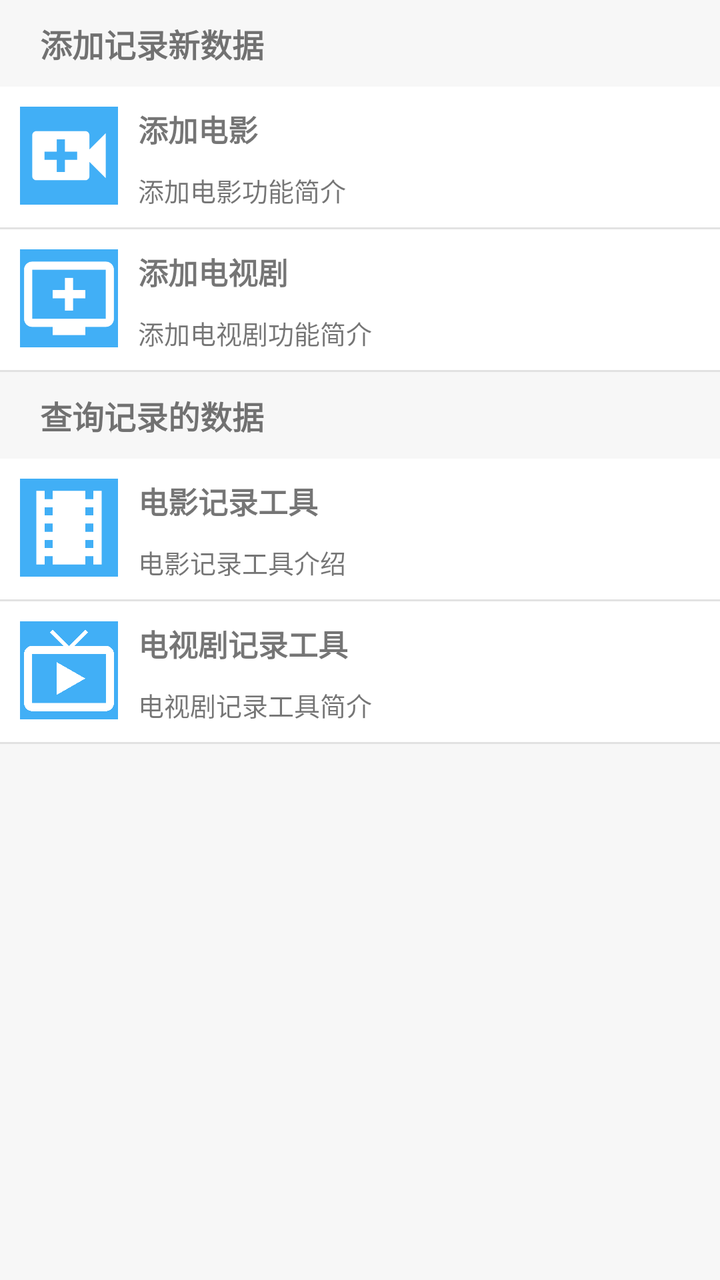
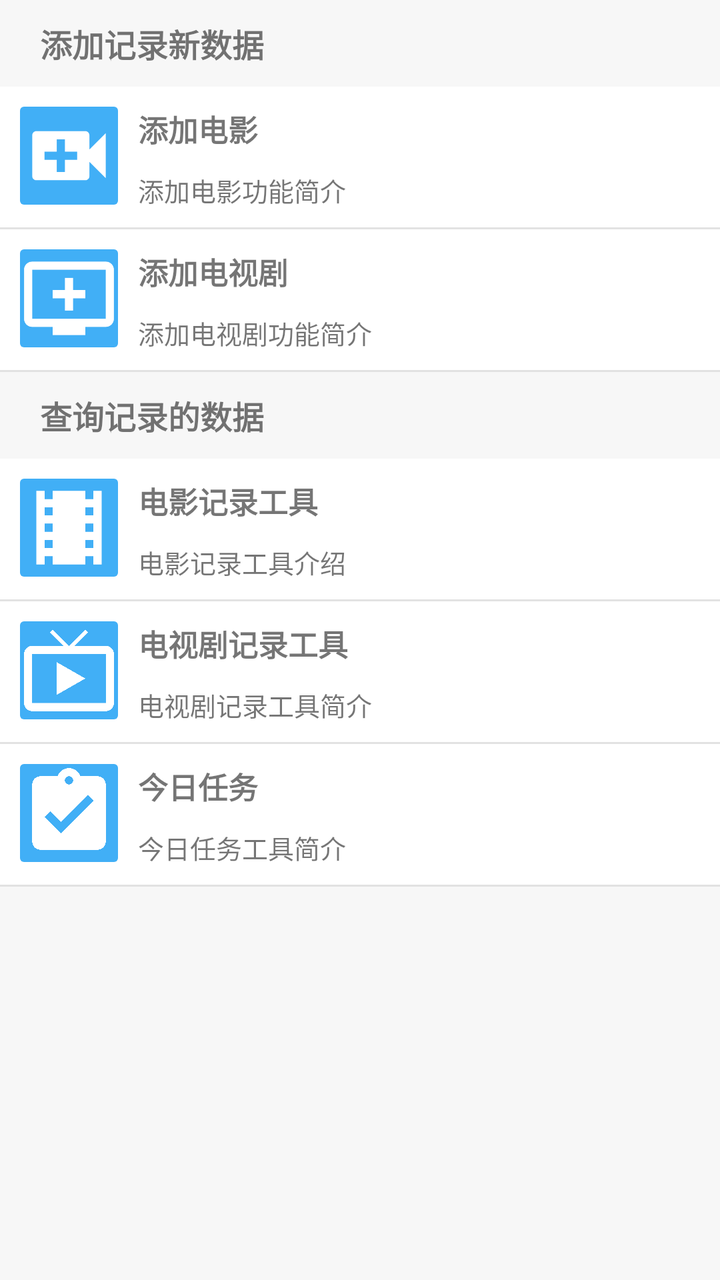

Two renders of the same Android screen: before a commit and after it. Below are the layout's source before the change and the commit's diff.
<!-- AndroidManifest.xml: application theme AppTheme -->
<!-- res/layout/fragment_apps.xml -->
<ScrollView xmlns:android="http://schemas.android.com/apk/res/android"
            xmlns:tools="http://schemas.android.com/tools"
            android:layout_width="match_parent"
            android:layout_height="match_parent"
            android:background="@color/colorGrayF7"
            tools:context="cn.sixlab.app.mineapps.ft.AppsFragment">

    <LinearLayout
        android:orientation="vertical"
        android:layout_width="match_parent"
        android:layout_height="wrap_content">

        <TextView
            android:textStyle="bold"
            android:layout_marginTop="@dimen/line_margin"
            android:layout_marginBottom="@dimen/line_margin"
            android:layout_marginLeft="@dimen/head_margin_left"
            android:textSize="@dimen/line_head"
            android:layout_width="match_parent"
            android:layout_height="wrap_content"
            android:text="@string/head_apps_add"/>

        <LinearLayout
            android:id="@+id/apps_film_add"
            android:padding="@dimen/line_margin"
            android:background="@drawable/bg_white_list_e2_line"
            android:layout_width="match_parent"
            android:layout_height="wrap_content">

            <ImageView
                android:layout_width="@dimen/line_icon"
                android:layout_height="@dimen/line_icon"
                android:background="@color/colorPrimary"
                android:tint="@color/colorWhite"
                android:src="@drawable/ic_video_call_black_24dp"
                android:contentDescription="@string/apps_film_add"/>

            <LinearLayout
                android:layout_marginLeft="@dimen/line_margin"
                android:layout_width="match_parent"
                android:layout_height="wrap_content"
                android:orientation="vertical">

                <TextView
                    android:textStyle="bold"
                    android:layout_width="match_parent"
                    android:layout_height="wrap_content"
                    android:textSize="@dimen/line_title"
                    android:layout_marginBottom="@dimen/line_margin"
                    android:text="@string/apps_film_add"/>

                <TextView
                    android:textSize="@dimen/line_intro"
                    android:layout_width="match_parent"
                    android:layout_height="wrap_content"
                    android:text="@string/apps_film_add_info"/>
            </LinearLayout>

        </LinearLayout>

        <LinearLayout
            android:id="@+id/apps_show_add"
            android:padding="@dimen/line_margin"
            android:background="@drawable/bg_white_list_e2_line"
            android:layout_width="match_parent"
            android:layout_height="wrap_content">

            <ImageView
                android:layout_width="@dimen/line_icon"
                android:layout_height="@dimen/line_icon"
                android:background="@color/colorPrimary"
                android:tint="@color/colorWhite"
                android:src="@drawable/ic_add_to_queue_black_24dp"
                android:contentDescription="@string/apps_show_add"/>

            <LinearLayout
                android:layout_marginLeft="@dimen/line_margin"
                android:layout_width="match_parent"
                android:layout_height="wrap_content"
                android:orientation="vertical">

                <TextView
                    android:textStyle="bold"
                    android:layout_width="match_parent"
                    android:layout_height="wrap_content"
                    android:textSize="@dimen/line_title"
                    android:layout_marginBottom="@dimen/line_margin"
                    android:text="@string/apps_show_add"/>

                <TextView
                    android:textSize="@dimen/line_intro"
                    android:layout_width="match_parent"
                    android:layout_height="wrap_content"
                    android:text="@string/apps_show_add_info"/>
            </LinearLayout>

        </LinearLayout>

        <TextView
            android:textStyle="bold"
            android:layout_marginTop="@dimen/line_margin"
            android:layout_marginBottom="@dimen/line_margin"
            android:layout_marginLeft="@dimen/head_margin_left"
            android:textSize="@dimen/line_head"
            android:layout_width="match_parent"
            android:layout_height="wrap_content"
            android:text="@string/head_apps_list"/>

        <LinearLayout
            android:id="@+id/apps_film"
            android:padding="@dimen/line_margin"
            android:background="@drawable/bg_white_list_e2_line"
            android:layout_width="match_parent"
            android:layout_height="wrap_content">

            <ImageView
                android:layout_width="@dimen/line_icon"
                android:layout_height="@dimen/line_icon"
                android:background="@color/colorPrimary"
                android:tint="@color/colorWhite"
                android:src="@drawable/ic_local_movies_black_24dp"
                android:contentDescription="@string/apps_film"/>

            <LinearLayout
                android:layout_marginLeft="@dimen/line_margin"
                android:layout_width="match_parent"
                android:layout_height="wrap_content"
                android:orientation="vertical">

                <TextView
                    android:textStyle="bold"
                    android:layout_width="match_parent"
                    android:layout_height="wrap_content"
                    android:textSize="@dimen/line_title"
                    android:layout_marginBottom="@dimen/line_margin"
                    android:text="@string/apps_film"/>

                <TextView
                    android:textSize="@dimen/line_intro"
                    android:layout_width="match_parent"
                    android:layout_height="wrap_content"
                    android:text="@string/apps_film_info"/>
            </LinearLayout>

        </LinearLayout>

        <LinearLayout
            android:id="@+id/apps_show"
            android:padding="@dimen/line_margin"
            android:background="@drawable/bg_white_list_e2_line"
            android:layout_width="match_parent"
            android:layout_height="wrap_content">

            <ImageView
                android:layout_width="@dimen/line_icon"
                android:layout_height="@dimen/line_icon"
                android:background="@color/colorPrimary"
                android:tint="@color/colorWhite"
                android:src="@drawable/ic_live_tv_black_24dp"
                android:contentDescription="@string/apps_show"/>

            <LinearLayout
                android:layout_marginLeft="@dimen/line_margin"
                android:layout_width="match_parent"
                android:layout_height="wrap_content"
                android:orientation="vertical">

                <TextView
                    android:textStyle="bold"
                    android:layout_width="match_parent"
                    android:layout_height="wrap_content"
                    android:textSize="@dimen/line_title"
                    android:layout_marginBottom="@dimen/line_margin"
                    android:text="@string/apps_show"/>

                <TextView
                    android:textSize="@dimen/line_intro"
                    android:layout_width="match_parent"
                    android:layout_height="wrap_content"
                    android:text="@string/apps_show_info"/>
            </LinearLayout>

        </LinearLayout>

    </LinearLayout>

</ScrollView>
<!-- resources referenced by this layout -->
<resources>
  <color name="colorGrayF7">#F7F7F7</color>
  <color name="colorPrimary">#41AFF6</color>
  <color name="colorWhite">#FFFFFF</color>
  <dimen name="head_margin_left">20dp</dimen>
  <dimen name="line_head">16sp</dimen>
  <dimen name="line_icon">49dp</dimen>
  <dimen name="line_intro">13sp</dimen>
  <dimen name="line_margin">10dp</dimen>
  <dimen name="line_title">15sp</dimen>
  <!-- drawable bg_white_list_e2_line (drawable) -->
  <layer-list xmlns:android="http://schemas.android.com/apk/res/android" >
      
      <item>
          <shape>
              
              <solid android:color="@color/colorGrayE2"/>
          </shape>
      </item>
      
      <item android:bottom="1dp">
          <shape>
              
              <solid android:color="@color/colorWhite" />
          </shape>
      </item>
  
  </layer-list>
  <!-- drawable ic_local_movies_black_24dp (drawable) -->
  <vector xmlns:android="http://schemas.android.com/apk/res/android"
          android:width="24dp"
          android:height="24dp"
          android:viewportWidth="24.0"
          android:viewportHeight="24.0">
      <path
          android:fillColor="#FF000000"
          android:pathData="M18,3v2h-2L16,3L8,3v2L6,5L6,3L4,3v18h2v-2h2v2h8v-2h2v2h2L20,3h-2zM8,17L6,17v-2h2v2zM8,13L6,13v-2h2v2zM8,9L6,9L6,7h2v2zM18,17h-2v-2h2v2zM18,13h-2v-2h2v2zM18,9h-2L16,7h2v2z"/>
  </vector>
  <!-- drawable ic_video_call_black_24dp (drawable) -->
  <vector xmlns:android="http://schemas.android.com/apk/res/android"
          android:width="24dp"
          android:height="24dp"
          android:viewportWidth="24.0"
          android:viewportHeight="24.0">
      <path
          android:fillColor="#FF000000"
          android:pathData="M17,10.5V7c0,-0.55 -0.45,-1 -1,-1H4c-0.55,0 -1,0.45 -1,1v10c0,0.55 0.45,1 1,1h12c0.55,0 1,-0.45 1,-1v-3.5l4,4v-11l-4,4zM14,13h-3v3H9v-3H6v-2h3V8h2v3h3v2z"/>
  </vector>
  <string name="apps_film">电影记录工具</string>
  <string name="apps_film_add">添加电影</string>
  <string name="apps_film_add_info">添加电影功能简介</string>
  <string name="apps_film_info">电影记录工具介绍</string>
  <string name="apps_show">电视剧记录工具</string>
  <string name="apps_show_add">添加电视剧</string>
  <string name="apps_show_add_info">添加电视剧功能简介</string>
  <string name="apps_show_info">电视剧记录工具简介</string>
  <string name="head_apps_add">添加记录新数据</string>
  <string name="head_apps_list">查询记录的数据</string>
  <style name="AppTheme" parent="Theme.AppCompat.Light.DarkActionBar">
          
          <item name="colorPrimary">@color/colorPrimary</item>
          <item name="colorPrimaryDark">@color/colorPrimaryDark</item>
          <item name="colorAccent">@color/colorAccent</item>
      </style>
  <color name="colorGrayE2">#E2E2E2</color>
  <color name="colorPrimaryDark">#189df5</color>
  <color name="colorAccent">#48b463</color>
  <!-- unchanged entries left out for length: 2 -->
</resources>

<!-- the commit's change to res/layout/fragment_apps.xml (unified diff, before → after) -->
@@ -30,7 +30,7 @@
             <ImageView
                 android:layout_width="@dimen/line_icon"
                 android:layout_height="@dimen/line_icon"
-                android:background="@color/colorPrimary"
+                android:background="@drawable/bg_apps_btn"
                 android:tint="@color/colorWhite"
                 android:src="@drawable/ic_video_call_black_24dp"
                 android:contentDescription="@string/apps_film_add"/>
@@ -68,7 +68,7 @@
             <ImageView
                 android:layout_width="@dimen/line_icon"
                 android:layout_height="@dimen/line_icon"
-                android:background="@color/colorPrimary"
+                android:background="@drawable/bg_apps_btn"
                 android:tint="@color/colorWhite"
                 android:src="@drawable/ic_add_to_queue_black_24dp"
                 android:contentDescription="@string/apps_show_add"/>
@@ -116,7 +116,7 @@
             <ImageView
                 android:layout_width="@dimen/line_icon"
                 android:layout_height="@dimen/line_icon"
-                android:background="@color/colorPrimary"
+                android:background="@drawable/bg_apps_btn"
                 android:tint="@color/colorWhite"
                 android:src="@drawable/ic_local_movies_black_24dp"
                 android:contentDescription="@string/apps_film"/>
@@ -154,7 +154,7 @@
             <ImageView
                 android:layout_width="@dimen/line_icon"
                 android:layout_height="@dimen/line_icon"
-                android:background="@color/colorPrimary"
+                android:background="@drawable/bg_apps_btn"
                 android:tint="@color/colorWhite"
                 android:src="@drawable/ic_live_tv_black_24dp"
                 android:contentDescription="@string/apps_show"/>
@@ -182,6 +182,44 @@
 
         </LinearLayout>
 
+        <LinearLayout
+            android:id="@+id/apps_assignment"
+            android:padding="@dimen/line_margin"
+            android:background="@drawable/bg_white_list_e2_line"
+            android:layout_width="match_parent"
+            android:layout_height="wrap_content">
+
+            <ImageView
+                android:layout_width="@dimen/line_icon"
+                android:layout_height="@dimen/line_icon"
+                android:background="@drawable/bg_apps_btn"
+                android:tint="@color/colorWhite"
+                android:src="@drawable/ic_assignment_turned_in_black_24dp"
+                android:contentDescription="@string/apps_show"/>
+
+            <LinearLayout
+                android:layout_marginLeft="@dimen/line_margin"
+                android:layout_width="match_parent"
+                android:layout_height="wrap_content"
+                android:orientation="vertical">
+
+                <TextView
+                    android:textStyle="bold"
+                    android:layout_width="match_parent"
+                    android:layout_height="wrap_content"
+                    android:textSize="@dimen/line_title"
+                    android:layout_marginBottom="@dimen/line_margin"
+                    android:text="@string/apps_assignment"/>
+
+                <TextView
+                    android:textSize="@dimen/line_intro"
+                    android:layout_width="match_parent"
+                    android:layout_height="wrap_content"
+                    android:text="@string/apps_assignment_info"/>
+            </LinearLayout>
+
+        </LinearLayout>
+
     </LinearLayout>
 
 </ScrollView>
<!-- resource entries referenced after the edit -->
@@ -9,6 +9,18 @@
   <dimen name="line_intro">13sp</dimen>
   <dimen name="line_margin">10dp</dimen>
   <dimen name="line_title">15sp</dimen>
+  <!-- drawable bg_apps_btn (drawable) -->
+  <?xml version="1.0" encoding="utf-8"?>
+  <layer-list xmlns:android="http://schemas.android.com/apk/res/android">
+  
+          <item>
+                  <shape android:shape="rectangle" >
+                          <corners android:radius="2dp"/>
+                          <solid android:color="@color/colorPrimary" />
+                  </shape>
+          </item>
+  
+  </layer-list>
   <!-- drawable bg_white_list_e2_line (drawable) -->
   <layer-list xmlns:android="http://schemas.android.com/apk/res/android" >
       
@@ -27,6 +39,16 @@
       </item>
   
   </layer-list>
+  <!-- drawable ic_assignment_turned_in_black_24dp (drawable) -->
+  <vector xmlns:android="http://schemas.android.com/apk/res/android"
+          android:width="24dp"
+          android:height="24dp"
+          android:viewportWidth="24.0"
+          android:viewportHeight="24.0">
+      <path
+          android:fillColor="#FF000000"
+          android:pathData="M19,3h-4.18C14.4,1.84 13.3,1 12,1c-1.3,0 -2.4,0.84 -2.82,2L5,3c-1.1,0 -2,0.9 -2,2v14c0,1.1 0.9,2 2,2h14c1.1,0 2,-0.9 2,-2L21,5c0,-1.1 -0.9,-2 -2,-2zM12,3c0.55,0 1,0.45 1,1s-0.45,1 -1,1 -1,-0.45 -1,-1 0.45,-1 1,-1zM10,17l-4,-4 1.41,-1.41L10,14.17l6.59,-6.59L18,9l-8,8z"/>
+  </vector>
   <!-- drawable ic_local_movies_black_24dp (drawable) -->
   <vector xmlns:android="http://schemas.android.com/apk/res/android"
           android:width="24dp"
@@ -47,6 +69,8 @@
           android:fillColor="#FF000000"
           android:pathData="M17,10.5V7c0,-0.55 -0.45,-1 -1,-1H4c-0.55,0 -1,0.45 -1,1v10c0,0.55 0.45,1 1,1h12c0.55,0 1,-0.45 1,-1v-3.5l4,4v-11l-4,4zM14,13h-3v3H9v-3H6v-2h3V8h2v3h3v2z"/>
   </vector>
+  <string name="apps_assignment">今日任务</string>
+  <string name="apps_assignment_info">今日任务工具简介</string>
   <string name="apps_film">电影记录工具</string>
   <string name="apps_film_add">添加电影</string>
   <string name="apps_film_add_info">添加电影功能简介</string>
